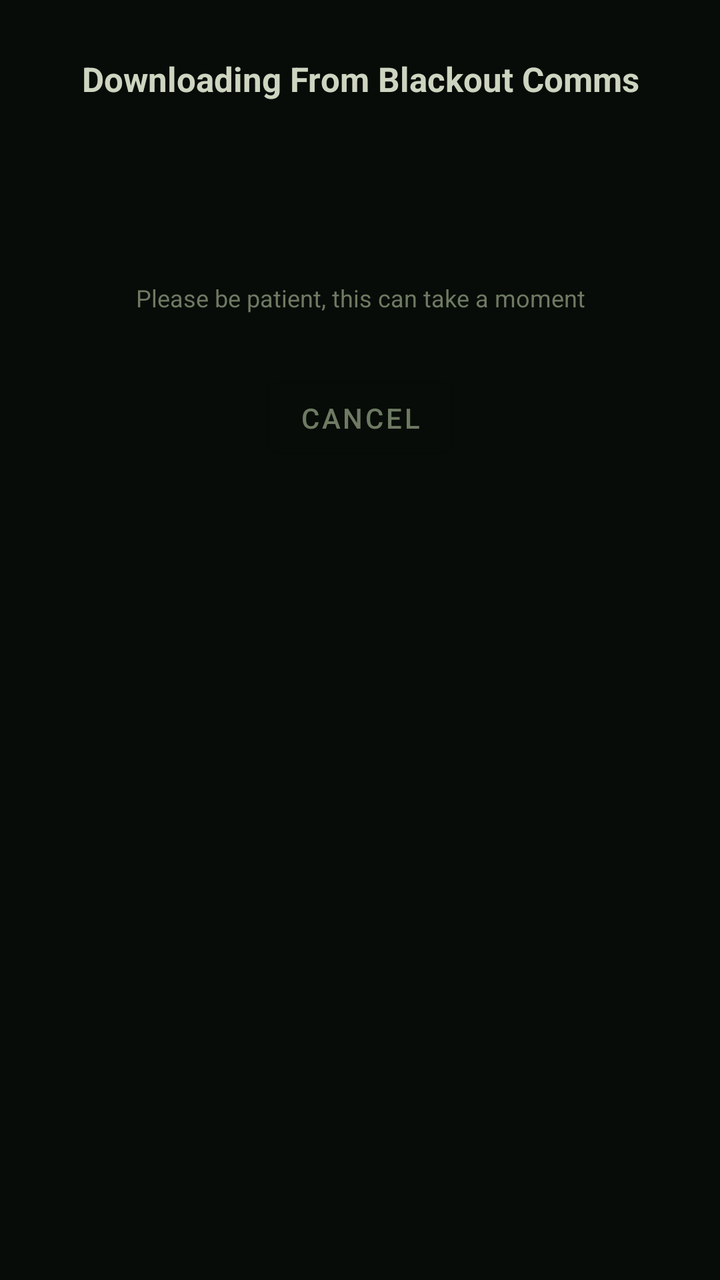
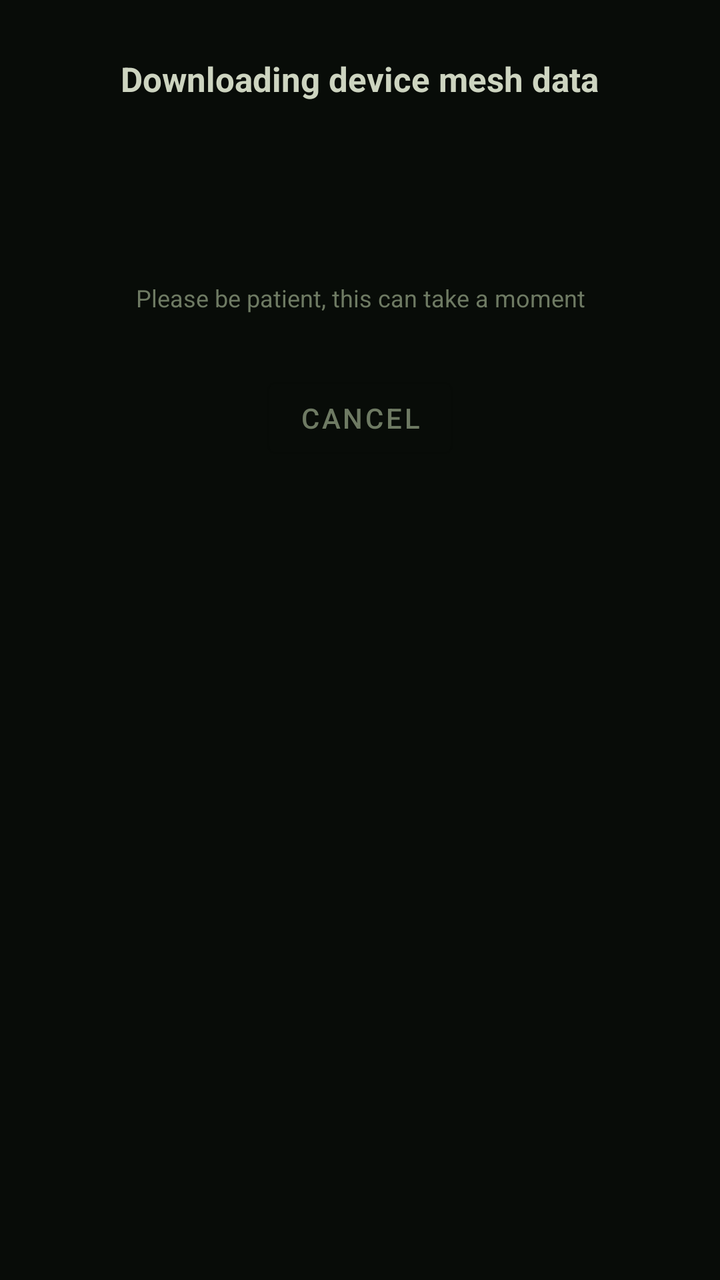

Before-and-after screenshots of an Android layout around one commit, followed by the original layout XML and the change that was made.
<!-- AndroidManifest.xml: application theme Theme.BlackoutCommsLive -->
<!-- res/layout/dialog_ble_download.xml -->
<?xml version="1.0" encoding="utf-8"?>
<LinearLayout
    xmlns:android="http://schemas.android.com/apk/res/android"
    android:layout_width="match_parent"
    android:layout_height="wrap_content"
    android:orientation="vertical"
    android:padding="28dp"
    android:gravity="center_horizontal">

    <TextView
        android:layout_width="wrap_content"
        android:layout_height="wrap_content"
        android:text="Downloading From Blackout Comms"
        android:textSize="17sp"
        android:textStyle="bold"
        android:textColor="@color/text_primary"
        android:gravity="center"
        android:layout_marginBottom="18dp" />

    <ProgressBar
        android:layout_width="56dp"
        android:layout_height="56dp"
        android:indeterminate="true"
        android:indeterminateTint="@color/accent"
        android:layout_marginBottom="16dp" />

    <TextView
        android:layout_width="wrap_content"
        android:layout_height="wrap_content"
        android:text="Please be patient, this can take a moment"
        android:textSize="12sp"
        android:textColor="@color/text_secondary"
        android:gravity="center"
        android:layout_marginBottom="28dp" />

    <com.google.android.material.button.MaterialButton
        android:id="@+id/btn_cancel_download"
        style="@style/Widget.MaterialComponents.Button.OutlinedButton"
        android:layout_width="wrap_content"
        android:layout_height="wrap_content"
        android:text="Cancel"
        android:textColor="@color/text_secondary" />

</LinearLayout>
<!-- resources referenced by this layout -->
<resources>
  <color name="accent">#7A9E5F</color>
  <color name="text_primary">#CDD4C0</color>
  <color name="text_secondary">#6E7A63</color>
  <style name="Theme.BlackoutCommsLive" parent="Theme.MaterialComponents.DayNight.NoActionBar">
          <item name="colorPrimary">@color/primary</item>
          <item name="colorPrimaryVariant">@color/primary_variant</item>
          <item name="colorOnPrimary">@color/text_primary</item>
          <item name="colorSecondary">@color/accent</item>
          <item name="colorOnSecondary">@color/background</item>
          <item name="android:colorBackground">@color/background</item>
          <item name="android:windowBackground">@color/background</item>
          <item name="bottomSheetDialogTheme">@style/BottomSheetDialogTheme</item>
          
          <item name="materialAlertDialogTheme">@style/AlertDialogTheme</item>
          
          <item name="alertDialogTheme">@style/AlertDialogTheme</item>
      </style>
  <color name="primary">#1A2E1A</color>
  <color name="primary_variant">#0D1A0D</color>
  <color name="background">#080C08</color>
  <style name="BottomSheetDialogTheme" parent="Theme.MaterialComponents.BottomSheetDialog">
          <item name="android:windowIsFloating">false</item>
          <item name="bottomSheetStyle">@style/BottomSheetStyle</item>
      </style>
  <style name="AlertDialogTheme" parent="ThemeOverlay.MaterialComponents.MaterialAlertDialog">
          <item name="colorSurface">@color/surface</item>
          <item name="colorOnSurface">@color/text_primary</item>
          <item name="colorPrimary">@color/accent</item>
          <item name="android:textColorPrimary">@color/text_primary</item>
          <item name="android:textColorSecondary">@color/text_secondary</item>
          <item name="buttonBarPositiveButtonStyle">@style/DialogButtonStyle</item>
          <item name="buttonBarNegativeButtonStyle">@style/DialogButtonStyle</item>
          <item name="buttonBarNeutralButtonStyle">@style/DialogButtonStyle</item>
      </style>
  <style name="BottomSheetStyle" parent="Widget.Design.BottomSheet.Modal">
          <item name="android:background">@color/surface</item>
      </style>
  <color name="surface">#0F140F</color>
  <style name="DialogButtonStyle" parent="Widget.MaterialComponents.Button.TextButton.Dialog">
          <item name="android:textColor">@color/accent</item>
      </style>
</resources>

<!-- the commit's change to res/layout/dialog_ble_download.xml (unified diff, before → after) -->
@@ -10,12 +10,12 @@
     <TextView
         android:layout_width="wrap_content"
         android:layout_height="wrap_content"
-        android:text="Downloading From Blackout Comms"
+        android:layout_marginBottom="18dp"
+        android:gravity="center"
+        android:text="Downloading device mesh data"
+        android:textColor="@color/text_primary"
         android:textSize="17sp"
-        android:textStyle="bold"
-        android:textColor="@color/text_primary"
-        android:gravity="center"
-        android:layout_marginBottom="18dp" />
+        android:textStyle="bold" />
 
     <ProgressBar
         android:layout_width="56dp"
